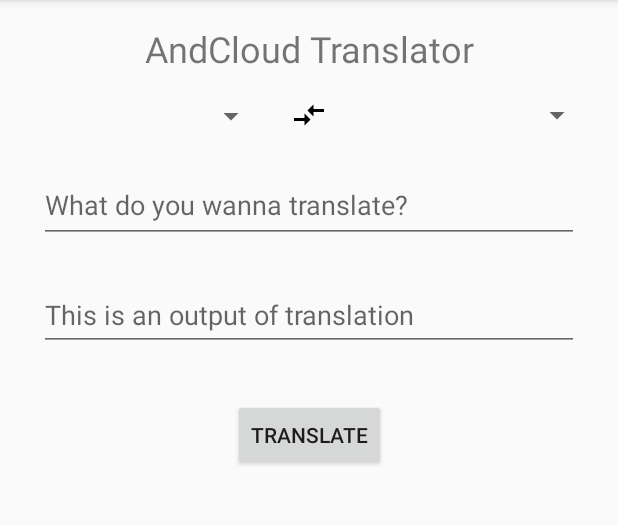
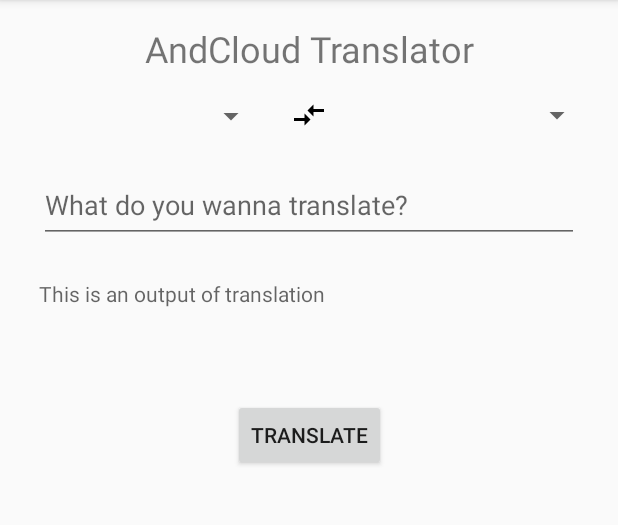
Before and after one commit to JeongsangBaek/andcloud_text_translater, an Android app: the TranslateFragment screen opened through its navigation route, on a phone screen of 412 x 824 dp, the part 84-609 px from its top. Run offline under Robolectric (Android 15) with nearby library versions, the phone set to English and light mode, and no system bars; our stand-ins replace data binding; Roboto replaces fonts that are not available here.

Commit message:
Add translateInput Output and Observer

```diff
--- a/app/src/main/java/com/everysoft/everytexttranslator/fragment/translate/TranslateFragment.kt
+++ b/app/src/main/java/com/everysoft/everytexttranslator/fragment/translate/TranslateFragment.kt
@@ -1,12 +1,15 @@
 package com.everysoft.everytexttranslator.fragment.translate
 
-import androidx.lifecycle.ViewModelProviders
 import android.os.Bundle
 import androidx.fragment.app.Fragment
 import android.view.LayoutInflater
 import android.view.View
 import android.view.ViewGroup
+import androidx.databinding.DataBindingUtil
+import androidx.lifecycle.Observer
+import androidx.lifecycle.ViewModelProvider
 import com.everysoft.everytexttranslator.R
+import com.everysoft.everytexttranslator.databinding.TranslateFragmentBinding
 
 
 class TranslateFragment : Fragment() {
@@ -17,18 +20,36 @@ class TranslateFragment : Fragment() {
     }
 
     private lateinit var viewModel: TranslateViewModel
+    private lateinit var binding: TranslateFragmentBinding
 
     override fun onCreateView(
         inflater: LayoutInflater, container: ViewGroup?,
         savedInstanceState: Bundle?
     ): View? {
-        return inflater.inflate(R.layout.translate_fragment, container, false)
+        //TODO: Init binding
+        binding = DataBindingUtil.inflate(
+            inflater,
+            R.layout.translate_fragment,
+            container,
+            false
+        )
+
+        //Getting viewModel
+        viewModel = ViewModelProvider(this).get(TranslateViewModel::class.java)
+        //Setting observer
+        viewModel.translateInputText.observe(viewLifecycleOwner, Observer { newInput ->
+            binding.translateInputText.setText(newInput)
+
+        })
+        viewModel.translateOutputText.observe(viewLifecycleOwner, Observer {newOutput ->
+            binding.translateOutputText.text = newOutput
+        })
+
+        return binding.root
     }
 
     override fun onActivityCreated(savedInstanceState: Bundle?) {
         super.onActivityCreated(savedInstanceState)
-        viewModel = ViewModelProviders.of(this).get(TranslateViewModel::class.java)
-        // TODO: Use the ViewModel
     }
 
 }
--- a/app/src/main/java/com/everysoft/everytexttranslator/fragment/translate/TranslateViewModel.kt
+++ b/app/src/main/java/com/everysoft/everytexttranslator/fragment/translate/TranslateViewModel.kt
@@ -1,7 +1,29 @@
 package com.everysoft.everytexttranslator.fragment.translate
 
+import android.util.Log
+import androidx.lifecycle.LiveData
+import androidx.lifecycle.MutableLiveData
 import androidx.lifecycle.ViewModel
 
 class TranslateViewModel : ViewModel() {
-    // TODO: Implement the ViewModel
+
+    private val _translateInputText = MutableLiveData<String>()
+    val translateInputText: LiveData<String>
+        get() = _translateInputText
+
+    private val _translateOutputText = MutableLiveData<String>()
+    val translateOutputText: LiveData<String>
+        get() = _translateOutputText
+
+    init {
+        Log.i("TranslateViewModel", "TranslateViewModel Created!")
+        //TODO: Initialize translate api
+
+    }
+
+    fun onTranslateText() {
+        //TODO: getting input and translate it, set output
+    }
+
+
 }
--- a/app/src/main/res/layout/translate_fragment.xml
+++ b/app/src/main/res/layout/translate_fragment.xml
@@ -76,7 +76,7 @@
             app:layout_constraintTop_toBottomOf="@+id/from_language_spinner"
             android:importantForAutofill="no" />
 
-        <EditText
+        <TextView
             android:id="@+id/translate_output_text"
             android:layout_width="360dp"
             android:layout_height="48dp"
@@ -99,6 +99,7 @@
             android:layout_marginTop="32dp"
             android:layout_marginEnd="16dp"
             android:text="@string/translate"
+            android:onClick="@{() -> translateViewModel.onTranslateText()}"
             app:layout_constraintEnd_toEndOf="parent"
             app:layout_constraintStart_toStartOf="parent"
             app:layout_constraintTop_toBottomOf="@+id/translate_output_text" />
```
